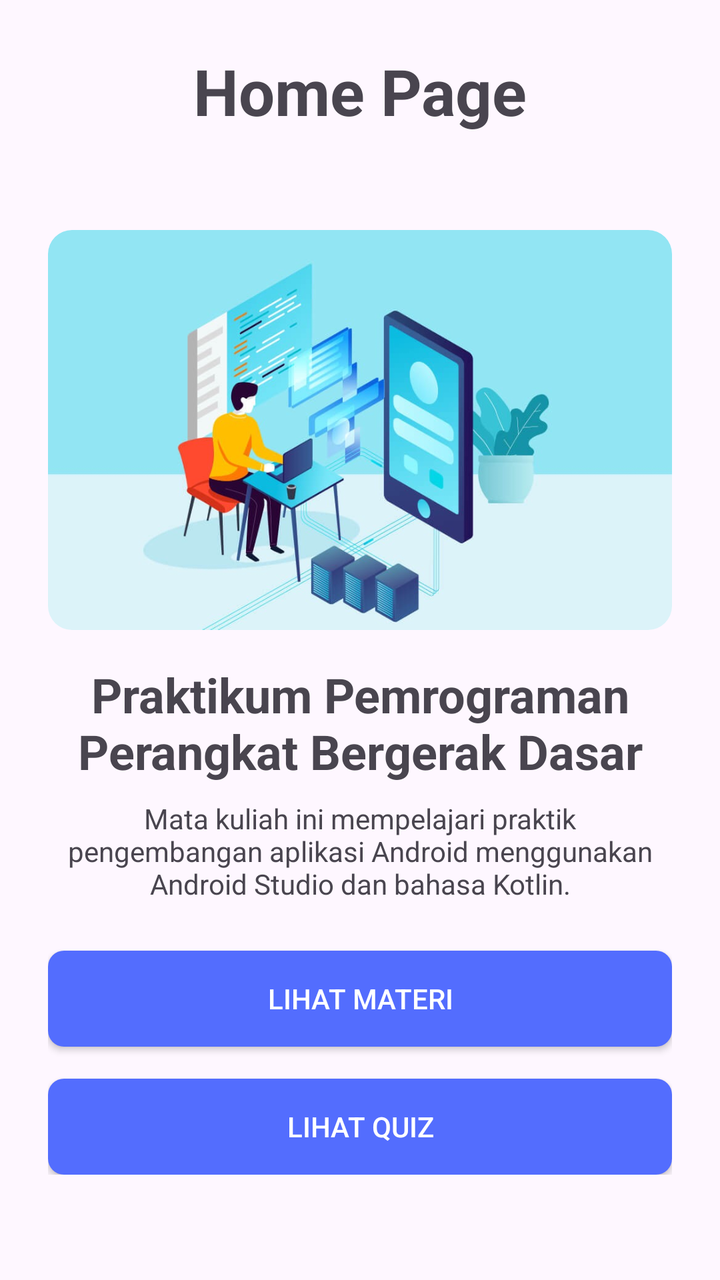
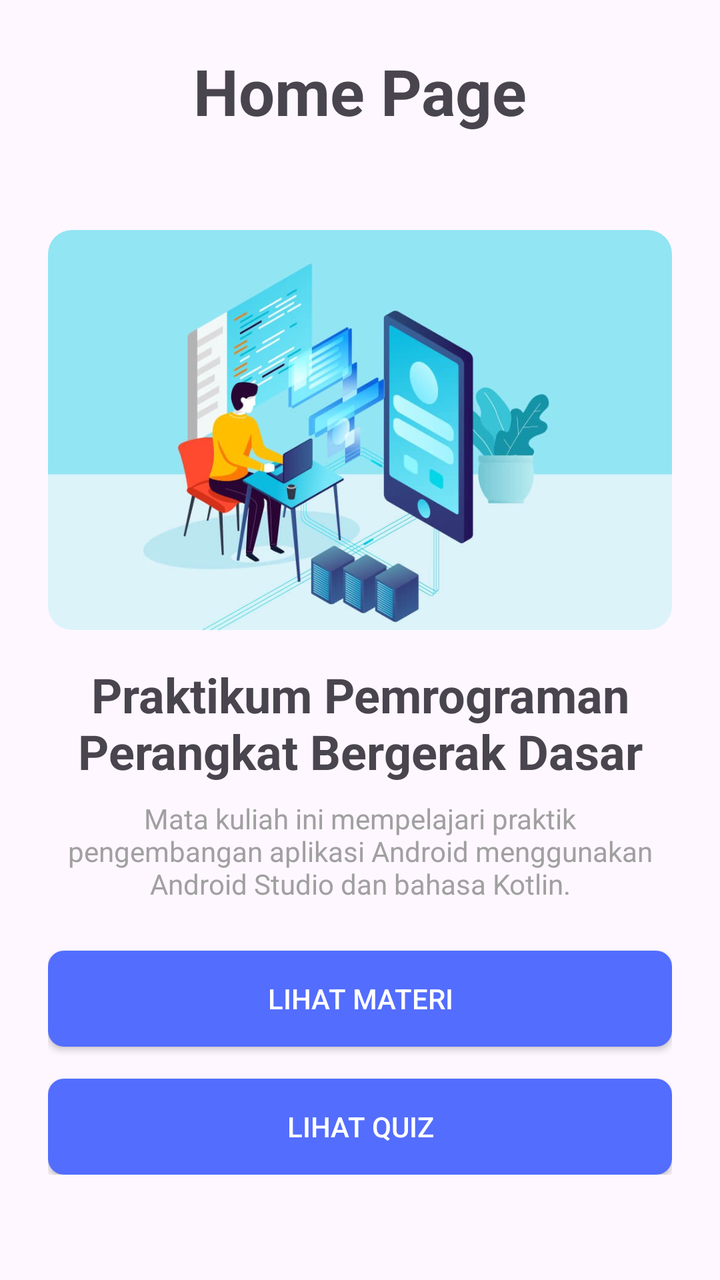

Two renders of the same Android screen: before a commit and after it. Below are the layout's source before the change and the commit's diff.
<!-- AndroidManifest.xml: application theme Theme.MyCourse -->
<!-- res/layout/fragment_home.xml -->
<?xml version="1.0" encoding="utf-8"?>
<androidx.constraintlayout.widget.ConstraintLayout xmlns:android="http://schemas.android.com/apk/res/android"
    xmlns:tools="http://schemas.android.com/tools"
    xmlns:app="http://schemas.android.com/apk/res-auto"
    android:layout_width="match_parent"
    android:layout_height="match_parent"
    android:paddingHorizontal="24dp"
    android:paddingVertical="8dp"
    tools:context=".HomeFragment">

    <TextView
        android:id="@+id/home_title"
        android:layout_width="match_parent"
        android:layout_height="wrap_content"
        android:layout_marginBottom="32dp"
        app:layout_constraintTop_toTopOf="parent"
        android:layout_marginTop="16dp"
        android:text="Home Page"
        style="@style/FragmentTitle"/>

    <LinearLayout
        android:layout_width="match_parent"
        android:layout_height="wrap_content"
        android:gravity="center"
        android:orientation="vertical"
        app:layout_constraintTop_toBottomOf="@id/home_title"
        android:layout_marginTop="48dp">
        <com.google.android.material.imageview.ShapeableImageView
            android:layout_width="match_parent"
            android:scaleType="centerCrop"
            android:layout_height="200dp"
            android:src="@drawable/thumbnail"
            android:layout_marginBottom="16dp"
            app:shapeAppearanceOverlay="@style/RoundedCorner"/>
        <TextView
            android:layout_width="wrap_content"
            android:layout_height="wrap_content"
            android:text="@string/matkul"
            android:textStyle="bold"
            android:textSize="24sp"
            android:textAlignment="center"
            android:layout_marginBottom="8dp"/>
        <TextView
            android:layout_width="wrap_content"
            android:layout_height="wrap_content"
            android:textAlignment="center"
            android:layout_marginBottom="24dp"
            android:text="@string/home_desc"/>
        <androidx.appcompat.widget.AppCompatButton
            android:id="@+id/btn_materi"
            android:layout_width="match_parent"
            android:layout_height="wrap_content"
            android:text="Lihat Materi"
            android:layout_marginBottom="16dp"
            style="@style/CustomRoundedButton" />
        <androidx.appcompat.widget.AppCompatButton
            android:id="@+id/btn_quiz"
            android:layout_width="match_parent"
            android:layout_height="wrap_content"
            android:text="Lihat Quiz"
            style="@style/CustomRoundedButton" />
    </LinearLayout>


</androidx.constraintlayout.widget.ConstraintLayout>
<!-- resources referenced by this layout -->
<resources>
  <!-- drawable thumbnail: jpeg bitmap (drawable, 60200 bytes) -->
  <string name="home_desc">Mata kuliah ini mempelajari praktik pengembangan aplikasi Android menggunakan Android Studio dan bahasa Kotlin.</string>
  <string name="matkul">Praktikum Pemrograman Perangkat Bergerak Dasar</string>
  <style name="CustomRoundedButton" parent="Widget.AppCompat.Button">
          <item name="android:background">@drawable/rounded_button</item>
          <item name="android:textColor">#FFFFFF</item>
          <item name="android:padding">1dp</item>
      </style>
  <style name="FragmentTitle" parent="Widget.AppCompat.TextView">
          <item name="android:textSize">32sp</item>
          <item name="android:textStyle">bold</item>
          <item name="android:gravity">center</item>
      </style>
  <style name="RoundedCorner">
          <item name="cornerFamily">rounded</item>
          <item name="cornerSize">12dp</item>
      </style>
  <style name="Theme.MyCourse" parent="Base.Theme.MyCourse" />
  <!-- drawable rounded_button (drawable) -->
  <?xml version="1.0" encoding="utf-8"?>
  <selector xmlns:android="http://schemas.android.com/apk/res/android">
      
      <item android:state_pressed="true">
          <shape android:shape="rectangle">
              <solid android:color="#303F9F" />
              <corners android:radius="8dp" />
          </shape>
      </item>
      
      <item>
          <shape android:shape="rectangle">
              <solid android:color="#536DFE" />
              <corners android:radius="8dp" />
          </shape>
      </item>
  </selector>
  <style name="Base.Theme.MyCourse" parent="Theme.Material3.DayNight.NoActionBar">
      </style>
</resources>

<!-- the commit's change to res/layout/fragment_home.xml (unified diff, before → after) -->
@@ -45,7 +45,8 @@
             android:layout_height="wrap_content"
             android:textAlignment="center"
             android:layout_marginBottom="24dp"
-            android:text="@string/home_desc"/>
+            android:text="@string/home_desc"
+            android:textColor="#A0A0A0"/>
         <androidx.appcompat.widget.AppCompatButton
             android:id="@+id/btn_materi"
             android:layout_width="match_parent"
